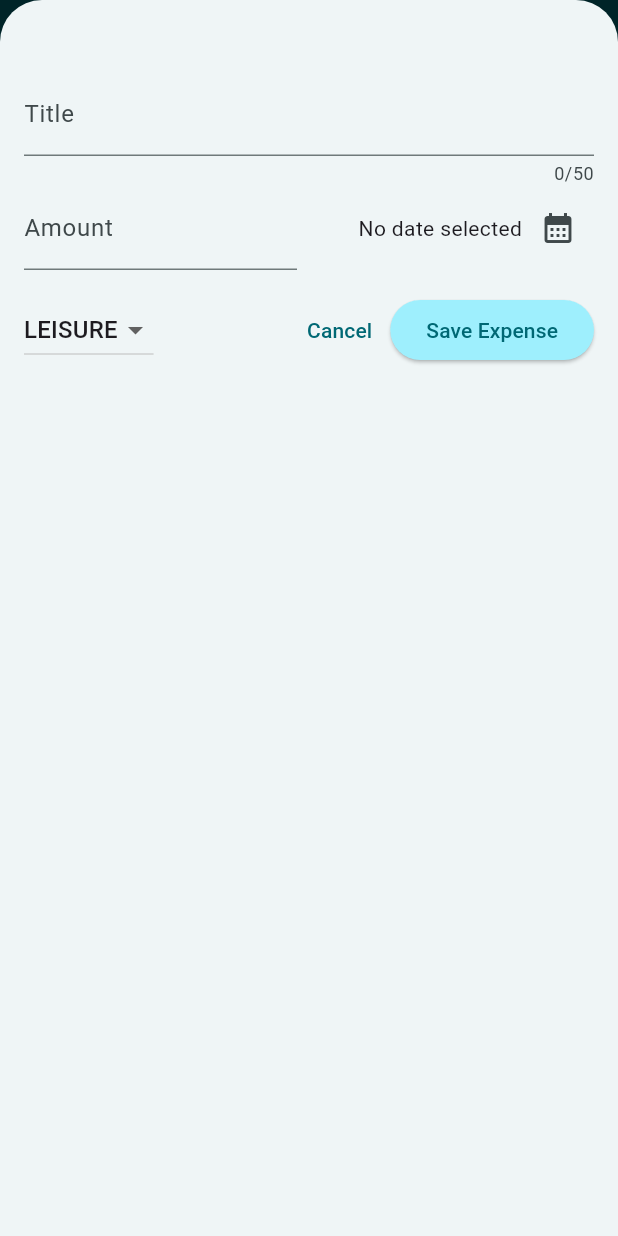
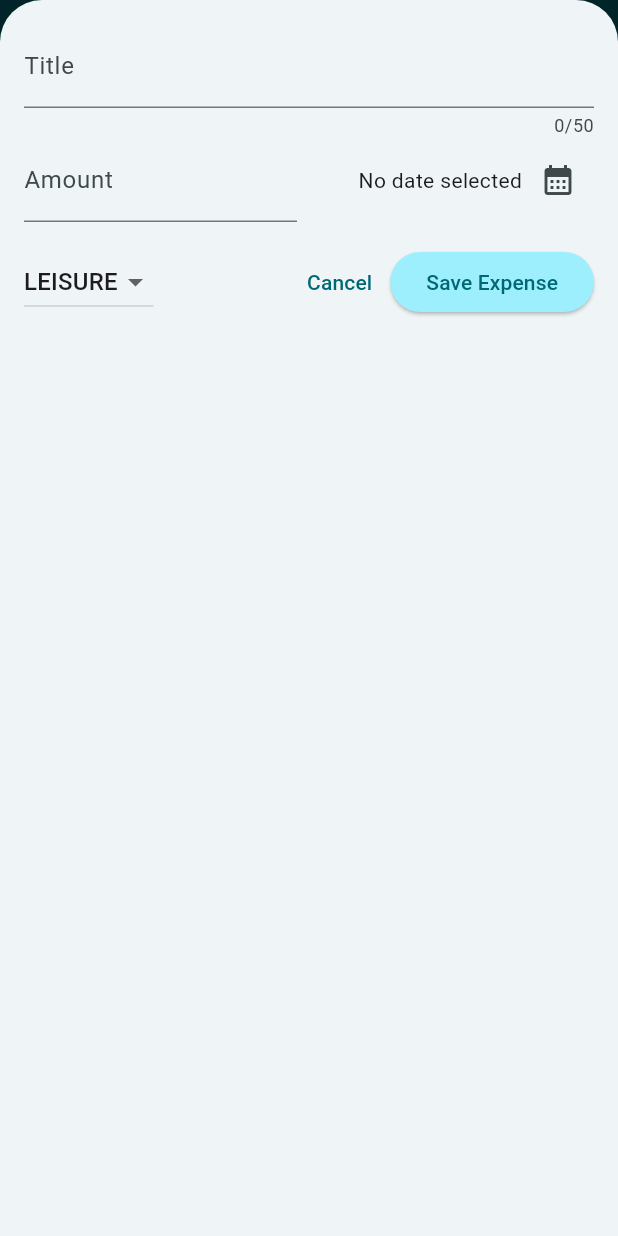
Before and after one commit to yu32363/study_flutter_expenses_app, a Flutter app: the screen it shows after launch, after a tap on the "add" icon, on a phone screen of 412 x 824 dp. Run offline on Flutter 3.47's test engine with Material 3 defaults, Android fonts, the phone set to English and light mode, and no system bars.

Commit message:
add responsive feature

```diff
--- a/lib/main.dart
+++ b/lib/main.dart
@@ -1,4 +1,5 @@
 import 'package:flutter/material.dart';
+// import 'package:flutter/services.dart';
 
 import 'package:study_flutter_expenses_app/widgets/expenses.dart';
 
@@ -7,6 +8,10 @@
 var kDarkColorScheme = ColorScheme.fromSeed(
     brightness: Brightness.dark, seedColor: Colors.white70);
 void main() {
+  // WidgetsFlutterBinding.ensureInitialized();
+  // SystemChrome.setPreferredOrientations([
+  //   DeviceOrientation.portraitUp,
+  // ]).then((fn) {
   runApp(
     MaterialApp(
       darkTheme: ThemeData.dark().copyWith(
@@ -47,4 +52,5 @@
       home: const Expenses(),
     ),
   );
+  // }); //Not Lock Oreiantation
 }
--- a/lib/widgets/expenses.dart
+++ b/lib/widgets/expenses.dart
@@ -30,6 +30,7 @@
 
   void _openAddExpenseOverlay() {
     showModalBottomSheet(
+        useSafeArea: true,
         isScrollControlled: true,
         context: context,
         builder: (ctx) {
@@ -71,6 +72,8 @@
 
   @override
   Widget build(BuildContext context) {
+    final width = MediaQuery.of(context).size.width;
+
     Widget mainContent = const Center(
       child: Text('No exepenses found. Start adding some'),
     );
@@ -90,12 +93,25 @@
           ),
         ],
       ),
-      body: Column(
-        children: [
-          Chart(expenses: _registeredExpenses),
-          Expanded(child: mainContent),
-        ],
-      ),
+      body: width < 600
+          ? Column(
+              children: [
+                Chart(expenses: _registeredExpenses),
+                Expanded(
+                  child: mainContent,
+                ),
+              ],
+            )
+          : Row(
+              children: [
+                Expanded(
+                  child: Chart(expenses: _registeredExpenses),
+                ),
+                Expanded(
+                  child: mainContent,
+                ),
+              ],
+            ),
     );
   }
 }
--- a/lib/widgets/new_expense.dart
+++ b/lib/widgets/new_expense.dart
@@ -1,3 +1,6 @@
+import 'dart:io';
+
+import 'package:flutter/cupertino.dart';
 import 'package:flutter/material.dart';
 
 import 'package:study_flutter_expenses_app/models/expense.dart';
@@ -31,12 +34,24 @@
     });
   }
 
-  void _submitExpenseData() {
-    final enteredAmount = double.tryParse(_amountController.text);
-    final amountIsInvalid = enteredAmount == null || enteredAmount <= 0;
-    if (_titleController.text.trim().isEmpty ||
-        amountIsInvalid ||
-        _selectedDate == null) {
+  void _showDialog() {
+    if (Platform.isIOS) {
+      showCupertinoDialog(
+        context: context,
+        builder: (ctx) => CupertinoAlertDialog(
+          title: const Text('Invalid input'),
+          content: const Text(
+              'Please make sure a valid title, amount, date was entered.'),
+          actions: [
+            TextButton(
+                onPressed: () {
+                  Navigator.pop(ctx);
+                },
+                child: const Text('Close'))
+          ],
+        ),
+      );
+    } else {
       showDialog(
         context: context,
         builder: (ctx) => AlertDialog(
@@ -52,6 +67,16 @@
           ],
         ),
       );
+    }
+  }
+
+  void _submitExpenseData() {
+    final enteredAmount = double.tryParse(_amountController.text);
+    final amountIsInvalid = enteredAmount == null || enteredAmount <= 0;
+    if (_titleController.text.trim().isEmpty ||
+        amountIsInvalid ||
+        _selectedDate == null) {
+      _showDialog();
       return;
     }
     widget.onAddExpense(
@@ -73,10 +98,47 @@
 
   @override
   Widget build(BuildContext context) {
-    return Padding(
-      padding: const EdgeInsets.fromLTRB(16, 48, 16, 16),
+    final keyboardSpace = MediaQuery.of(context).viewInsets.bottom;
+    return LayoutBuilder(builder: (ctx, constraints) {
+      final width = constraints.maxWidth;
+      return SizedBox(
+        height: double.infinity,
+        child: SingleChildScrollView(
+          child: Padding(
+            padding: EdgeInsets.fromLTRB(16, 16, 16, keyboardSpace + 16),
             child: Column(
               children: [
+                if (width >= 600)
+                  Row(
+                    crossAxisAlignment: CrossAxisAlignment.start,
+                    children: [
+                      Expanded(
+                        child: TextField(
+                          controller: _titleController,
+                          maxLength: 50,
+                          keyboardType: TextInputType.emailAddress,
+                          decoration: const InputDecoration(
+                            label: Text('Title'),
+                          ),
+                        ),
+                      ),
+                      const SizedBox(
+                        width: 24,
+                      ),
+                      Expanded(
+                        child: TextField(
+                          controller: _amountController,
+                          keyboardType: const TextInputType.numberWithOptions(
+                              decimal: true),
+                          decoration: const InputDecoration(
+                            prefixText: '\$ ',
+                            label: Text('Amount'),
+                          ),
+                        ),
+                      ),
+                    ],
+                  )
+                else
                   TextField(
                     controller: _titleController,
                     maxLength: 50,
@@ -85,13 +147,60 @@
                       label: Text('Title'),
                     ),
                   ),
+                if (width >= 600)
+                  Row(
+                    children: [
+                      DropdownButton(
+                        value: _selectedCategory,
+                        items: Category.values
+                            .map(
+                              (category) => DropdownMenuItem(
+                                value: category,
+                                child: Text(
+                                  category.name.toUpperCase(),
+                                ),
+                              ),
+                            )
+                            .toList(),
+                        onChanged: (value) {
+                          if (value == null) {
+                            return;
+                          }
+                          setState(() {
+                            _selectedCategory = value;
+                          });
+                        },
+                      ),
+                      const SizedBox(
+                        width: 24,
+                      ),
+                      Expanded(
+                        child: Row(
+                          mainAxisAlignment: MainAxisAlignment.end,
+                          crossAxisAlignment: CrossAxisAlignment.center,
+                          children: [
+                            Text(
+                              _selectedDate == null
+                                  ? 'No date selected'
+                                  : formatter.format(_selectedDate!),
+                            ),
+                            IconButton(
+                              onPressed: _presentDatePicker,
+                              icon: const Icon(Icons.calendar_month),
+                            ),
+                          ],
+                        ),
+                      ),
+                    ],
+                  )
+                else
                   Row(
                     children: [
                       Expanded(
                         child: TextField(
                           controller: _amountController,
-                  keyboardType:
-                      const TextInputType.numberWithOptions(decimal: true),
+                          keyboardType: const TextInputType.numberWithOptions(
+                              decimal: true),
                           decoration: const InputDecoration(
                             prefixText: '\$ ',
                             label: Text('Amount'),
@@ -123,6 +232,23 @@
                 const SizedBox(
                   height: 16,
                 ),
+                if (width >= 600)
+                  Row(
+                    children: [
+                      const Spacer(),
+                      TextButton(
+                        onPressed: () {
+                          Navigator.pop(context);
+                        },
+                        child: const Text('Cancel'),
+                      ),
+                      ElevatedButton(
+                        onPressed: _submitExpenseData,
+                        child: const Text('Save Expense'),
+                      ),
+                    ],
+                  )
+                else
                   Row(
                     children: [
                       DropdownButton(
@@ -161,6 +287,9 @@
                   ),
               ],
             ),
+          ),
+        ),
       );
+    });
   }
 }
```
Lines whose indentation alone changed are shown as unchanged.
